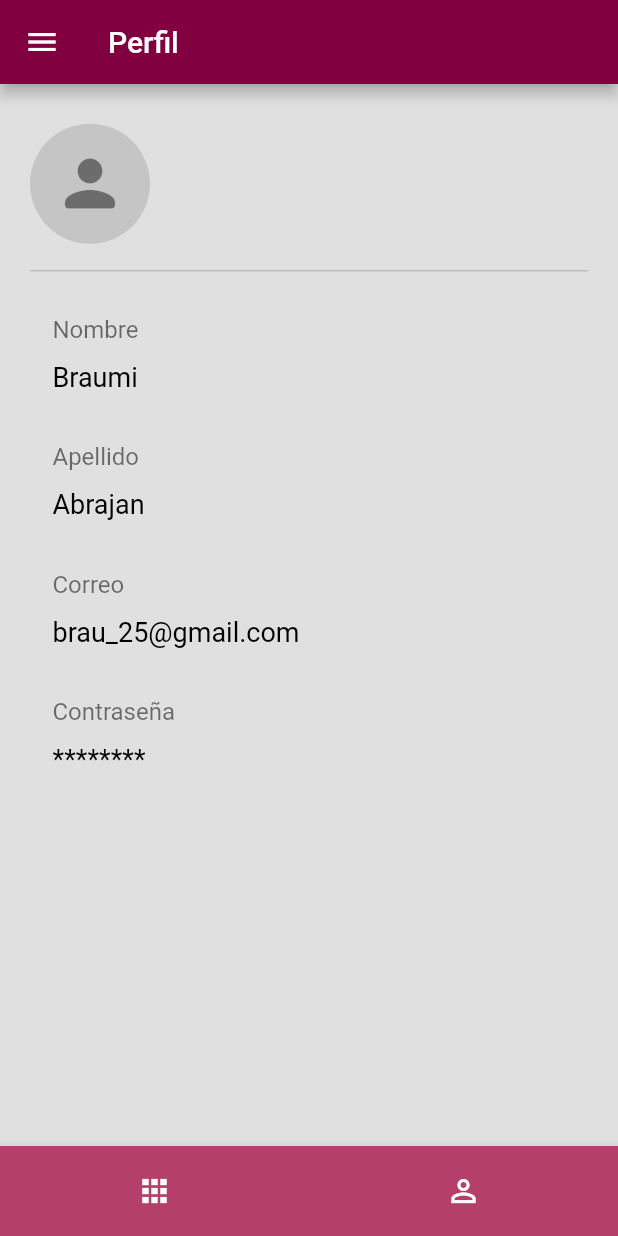
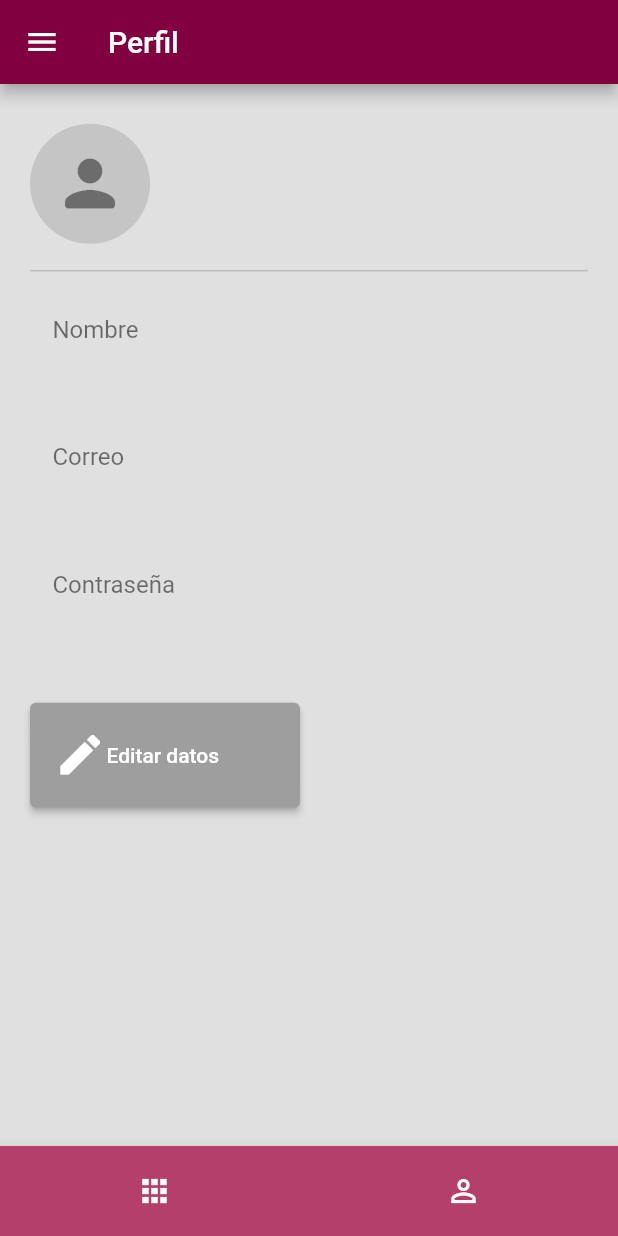
Before and after one commit to JDaniel1919/reserva_cae, a Flutter app: the Perfil screen opened by its route, on a phone screen of 412 x 824 dp. Run offline on Flutter 3.47's test engine with Material 2 defaults, Android fonts, the phone set to English and light mode, and no system bars; our stand-ins replace carousel_slider, file_picker, firebase_auth, firebase_core, firebase_database, firebase_storage and 4 more; accounts and stored records are empty.

Commit message:
0.18.0 - Funcional para proyecto

```diff
--- a/lib/Pantallas/Perfil.dart
+++ b/lib/Pantallas/Perfil.dart
@@ -1,4 +1,6 @@
+import 'package:firebase_database/firebase_database.dart';
 import 'package:flutter/material.dart';
+import 'package:reserva_cae/DatosQR.dart';
 import 'package:reserva_cae/Widgets/reusable_widgets.dart';
 import 'package:reserva_cae/Widgets/reusable_widgets2.dart';
 
@@ -10,6 +12,8 @@ class Perfil extends StatefulWidget {
 }
 
 class _PerfilState extends State<Perfil> {
+  final db = FirebaseDatabase.instance.ref();
+
   @override
   Widget build(BuildContext context) {
     return Scaffold(
@@ -54,19 +58,45 @@ class _PerfilState extends State<Perfil> {
                   SizedBox(
                     height: 10,
                   ),
-                  EditDatos(context, "Nombre", "Braumi", false),
+                  EditDatos(context, "Nombre", "$nombre", false),
                   SizedBox(
                     height: 10,
                   ),
-                  EditDatos(context, "Apellido", "Abrajan", false),
+                  EditDatos(context, "Correo", "$correo", false),
                   SizedBox(
                     height: 10,
                   ),
-                  EditDatos(context, "Correo", "brau_25@gmail.com", false),
+                  EditDatos(context, "Contraseña", "$pass", true),
                   SizedBox(
-                    height: 10,
+                    height: 25,
                   ),
-                  EditDatos(context, "Contraseña", "password", true),
+                  Align(
+                    alignment: Alignment.centerLeft,
+                    child: Container(
+                      width: 180,
+                      child: ElevatedButton(
+                        onPressed: () {},
+                        child: Row(
+                          children: [
+                            Center(
+                              child: Icon(
+                                Icons.edit,
+                                size: 35,
+                              ),
+                              widthFactor: 1,
+                              heightFactor: 2,
+                            ),
+                            Text("Editar datos"),
+
+                          ],
+                        ),
+                        style: ButtonStyle(
+                            backgroundColor:
+                                MaterialStateProperty.all(Colors.grey),),
+
+                      ),
+                    ),
+                  ),
                 ],
               )),
         ),
--- a/lib/Pantallas/Registro.dart
+++ b/lib/Pantallas/Registro.dart
@@ -78,7 +78,7 @@ class _RegistroState extends State<Registro> {
                           var email = _emailTextController.text;
                           var boleta = _BoletaTextController.text;
                           var nombre = _NombreTextController.text;
-                          var password = _passwordTextController.text;
+                          var password = _myController.text;
                           var yourdata = {
                             "Boleta": int.parse(boleta),
                             "Nombre": nombre,
--- a/lib/Widgets/reusable_widgets2.dart
+++ b/lib/Widgets/reusable_widgets2.dart
@@ -2,6 +2,8 @@ import 'dart:async';
 
 import 'package:firebase_auth/firebase_auth.dart';
 import 'package:flutter/material.dart';
+
+import '../DatosQR.dart';
 
 //Widgets usados en varias pantallas
 
@@ -39,7 +41,7 @@ Drawer DrawerP(BuildContext context) {
       children: <Widget>[
         DrawerHeader(
           decoration: BoxDecoration(
-            color: Color(0xffbdbdbd),
+            color: Color(0xff800040),
           ),
           child: Stack(
             children: [
@@ -47,8 +49,8 @@ Drawer DrawerP(BuildContext context) {
                 bottom: 8.0,
                 left: 4.0,
                 child: Text(
-                  "Reservaciones",
-                  style: TextStyle(color: Colors.black, fontSize: 20),
+                  "SICAE",
+                  style: TextStyle(color: Colors.white, fontSize: 35, fontWeight: FontWeight.bold),
                 ),
               )
             ],
```
Also changed, not shown: lib/DatosQR.dart (+21 -1 lines), lib/Pantallas/Principal.dart (+15 -13 lines), pubspec.yaml (+7 -7 lines), assets/Icon_SICAE.png (added), assets/Icon_app.png (deleted), pubspec.lock, 1 other file.
